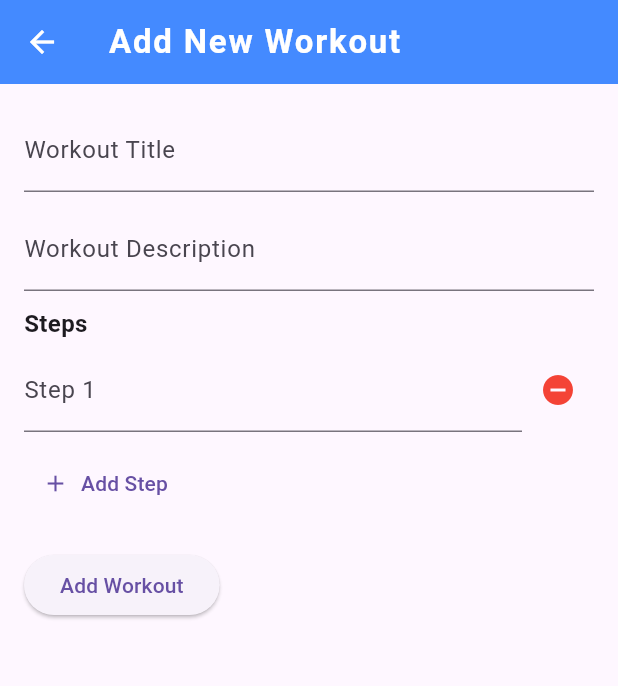
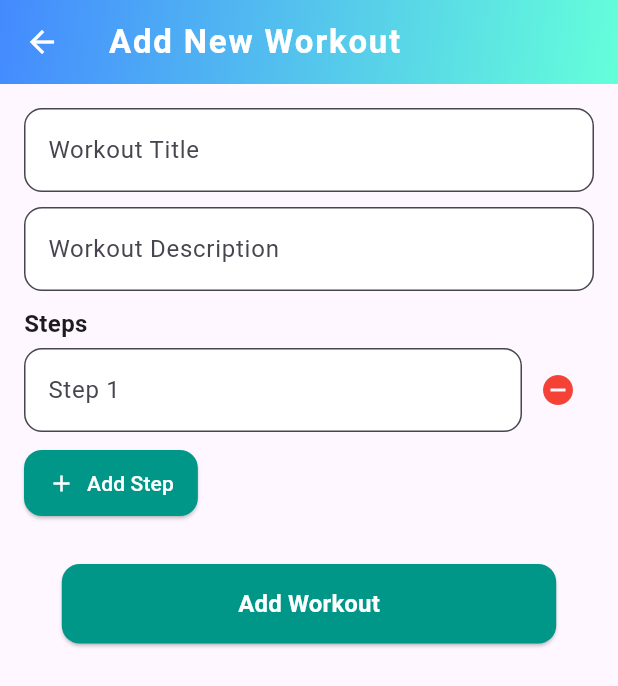
Before and after one commit to Lacesz0123/fitwithus, a Flutter app: the AddWorkoutScreen screen opened directly with empty values, after a tap on "Add Step", on a phone screen of 412 x 824 dp. Shown: the top 686 px of the screen. Run offline on Flutter 3.47's test engine with Material 3 defaults, Android fonts, the phone set to English and light mode, and no system bars; our stand-ins replace cloud_firestore, email_validator, firebase_auth, firebase_core, firebase_storage, fl_chart and 1 more; accounts and stored records are empty.

Commit message:
add workouts and categories design updated

```diff
--- a/lib/workouts/add_workout_screen.dart
+++ b/lib/workouts/add_workout_screen.dart
@@ -79,6 +79,15 @@ class _AddWorkoutScreenState extends State<AddWorkoutScreen> {
     return Scaffold(
       appBar: AppBar(
         title: const Text('Add New Workout'),
+        flexibleSpace: Container(
+          decoration: const BoxDecoration(
+            gradient: LinearGradient(
+              colors: [Colors.blueAccent, Colors.tealAccent],
+              begin: Alignment.topLeft,
+              end: Alignment.bottomRight,
+            ),
+          ),
+        ),
       ),
       body: SingleChildScrollView(
         child: Padding(
@@ -88,15 +97,25 @@ class _AddWorkoutScreenState extends State<AddWorkoutScreen> {
             children: [
               TextField(
                 controller: _titleController,
-                decoration: const InputDecoration(
+                decoration: InputDecoration(
                   labelText: 'Workout Title',
+                  border: OutlineInputBorder(
+                    borderRadius: BorderRadius.circular(12),
+                  ),
+                  filled: true,
+                  fillColor: Colors.white,
                 ),
               ),
               const SizedBox(height: 10),
               TextField(
-                controller: _descriptionController,
-                decoration: const InputDecoration(
+                controller: _titleController,
+                decoration: InputDecoration(
                   labelText: 'Workout Description',
+                  border: OutlineInputBorder(
+                    borderRadius: BorderRadius.circular(12),
+                  ),
+                  filled: true,
+                  fillColor: Colors.white,
                 ),
               ),
               const SizedBox(height: 10),
@@ -117,6 +136,11 @@ class _AddWorkoutScreenState extends State<AddWorkoutScreen> {
                           controller: _stepsControllers[index],
                           decoration: InputDecoration(
                             labelText: 'Step ${index + 1}',
+                            border: OutlineInputBorder(
+                              borderRadius: BorderRadius.circular(12),
+                            ),
+                            filled: true,
+                            fillColor: Colors.white,
                           ),
                         ),
                       ),
@@ -130,15 +154,43 @@ class _AddWorkoutScreenState extends State<AddWorkoutScreen> {
                 },
               ),
               const SizedBox(height: 10),
-              TextButton.icon(
+              ElevatedButton.icon(
                 onPressed: _addStep,
-                icon: const Icon(Icons.add),
+                style: ElevatedButton.styleFrom(
+                  backgroundColor: Colors.teal,
+                  foregroundColor: Colors.white,
+                  padding:
+                      const EdgeInsets.symmetric(vertical: 12, horizontal: 16),
+                  shape: RoundedRectangleBorder(
+                    borderRadius: BorderRadius.circular(12),
+                  ),
+                ),
+                icon: const Icon(Icons.add, color: Colors.white),
                 label: const Text('Add Step'),
               ),
-              const SizedBox(height: 20),
-              ElevatedButton(
-                onPressed: _addWorkout,
-                child: const Text('Add Workout'),
+              const SizedBox(
+                  height: 30), // Extra távolság biztosítása a gomb fölött
+              Center(
+                child: SizedBox(
+                  width: MediaQuery.of(context).size.width *
+                      0.8, // A gomb szélessége a képernyő 80%-a
+                  child: ElevatedButton(
+                    onPressed: _addWorkout,
+                    style: ElevatedButton.styleFrom(
+                      backgroundColor: Colors.teal,
+                      foregroundColor: Colors.white,
+                      padding: const EdgeInsets.symmetric(vertical: 15),
+                      shape: RoundedRectangleBorder(
+                        borderRadius: BorderRadius.circular(12),
+                      ),
+                    ),
+                    child: const Text(
+                      'Add Workout',
+                      style:
+                          TextStyle(fontSize: 16, fontWeight: FontWeight.bold),
+                    ),
+                  ),
+                ),
               ),
             ],
           ),
```
Also changed, not shown: lib/workouts/category_workouts_screen.dart (+27 -13 lines).
